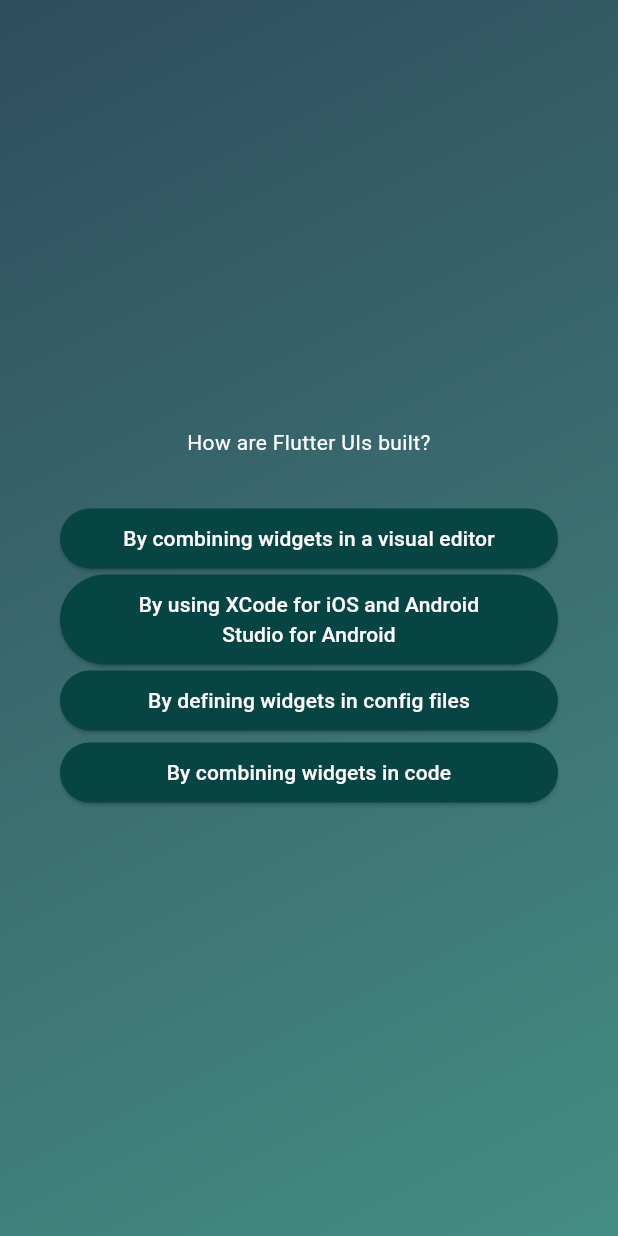
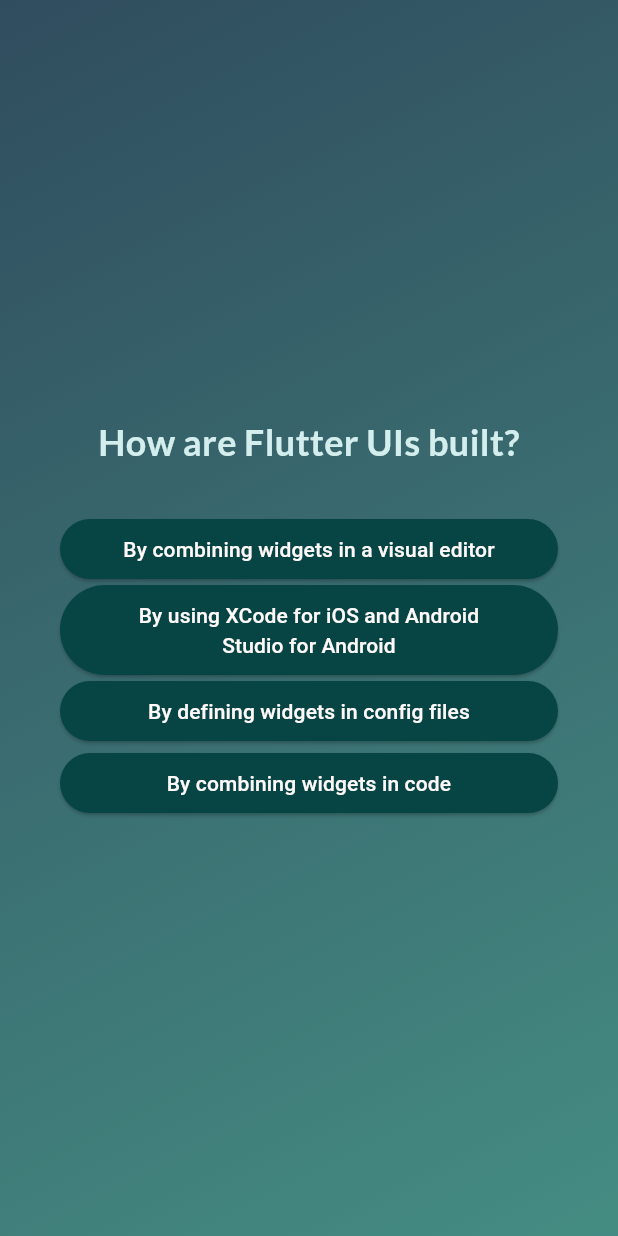
Before and after one commit to WahabKhann/Flutter_Quiz_App, a Flutter app: the screen it shows after launch, after a tap on "Start Quizz", after a tap on "Components", on a phone screen of 412 x 824 dp. Run offline on Flutter 3.47's test engine with Material 3 defaults, Android fonts, the phone set to English and light mode, and no system bars; our stand-ins replace google_fonts.

Commit message:
resut screen

```diff
--- a/lib/question_screen.dart
+++ b/lib/question_screen.dart
@@ -1,9 +1,15 @@
 import 'package:flutter/material.dart';
 import 'package:quizz_app/answer_button.dart';
 import 'package:quizz_app/data/questions.dart';
+import 'package:google_fonts/google_fonts.dart';
 
 class QuestionScreen extends StatefulWidget {
-  const QuestionScreen({super.key});
+  const QuestionScreen({
+    super.key,
+    required this.onSelectAnswer,
+  });
+
+  final void Function(String answer) onSelectAnswer;
 
   @override
   State<QuestionScreen> createState() {
@@ -14,7 +20,8 @@ class QuestionScreen extends StatefulWidget {
 class _QuestionScreenState extends State<QuestionScreen> {
   var currentQuesionIndex = 0;
 
-  void answerQuestion() {
+  void answerQuestion(String selectedAnswer) {
+    widget.onSelectAnswer(selectedAnswer);
     setState(() {
       currentQuesionIndex++;
     });
@@ -34,14 +41,21 @@ class _QuestionScreenState extends State<QuestionScreen> {
           children: [
             Text(
               currentQuestion.text,
-              style: TextStyle(
-                color: Colors.white,
+              style: GoogleFonts.lato(
+                color: const Color.fromARGB(255, 211, 238, 237),
+                fontSize: 24,
+                fontWeight: FontWeight.bold,
               ),
               textAlign: TextAlign.center,
             ),
             const SizedBox(height: 30),
             ...currentQuestion.getShuffledAnswers().map((answer) {
-              return AnswerButton(answerText: answer, onTap: answerQuestion);
+              return AnswerButton(
+                answerText: answer,
+                onTap: () {
+                  answerQuestion(answer);
+                },
+              );
             })
           ],
         ),
--- a/lib/quiz.dart
+++ b/lib/quiz.dart
@@ -1,6 +1,8 @@
 import 'package:flutter/material.dart';
+import 'package:quizz_app/data/questions.dart';
 import 'package:quizz_app/question_screen.dart';
 import 'package:quizz_app/start_screen.dart';
+import 'package:quizz_app/result_screen.dart';
 
 class Quiz extends StatefulWidget {
   const Quiz({super.key});
@@ -12,6 +14,8 @@ class Quiz extends StatefulWidget {
 }
 
 class _QuizState extends State<Quiz> {
+  List<String> selectedAnswers = [];
+
   var activeScreen = 'start-screen';
 
   void switchScreen() {
@@ -20,12 +24,28 @@ class _QuizState extends State<Quiz> {
     });
   }
 
+  void chooseAnswer(String asnswer) {
+    selectedAnswers.add(asnswer);
+
+    if (selectedAnswers.length == questions.length) {
+      setState(() {
+        selectedAnswers = [];
+        activeScreen = 'result-screen';
+      });
+    }
+  }
+
   @override
   Widget build(context) {
     Widget screenWidget = StartScreen(switchScreen);
 
     if (activeScreen == 'question-screen') {
-      screenWidget = const QuestionScreen();
+      screenWidget = QuestionScreen(
+        onSelectAnswer: chooseAnswer,
+      );
+    }
+    if (activeScreen == 'result-screen') {
+      screenWidget = ResultScreen(choosenAnswers: selectedAnswers);
     }
 
     return MaterialApp(
--- a/lib/start_screen.dart
+++ b/lib/start_screen.dart
@@ -1,4 +1,5 @@
 import 'package:flutter/material.dart';
+import 'package:google_fonts/google_fonts.dart';
 
 class StartScreen extends StatelessWidget {
   StartScreen(this.startQuiz, {super.key});
@@ -28,7 +29,7 @@ class StartScreen extends StatelessWidget {
           ),
           Text(
             'Learn Flutter The Fun Way!',
-            style: TextStyle(
+            style: GoogleFonts.lato(
               color: const Color.fromARGB(255, 220, 238, 255),
               fontSize: 24,
             ),
--- a/pubspec.yaml
+++ b/pubspec.yaml
@@ -34,6 +34,7 @@ dependencies:
   # The following adds the Cupertino Icons font to your application.
   # Use with the CupertinoIcons class for iOS style icons.
   cupertino_icons: ^1.0.8
+  google_fonts: ^4.0.3
 
 dev_dependencies:
   flutter_test:
```
Also changed, not shown: lib/result_screen.dart (added, +34 -0 lines), pubspec.lock, 2 other files.
